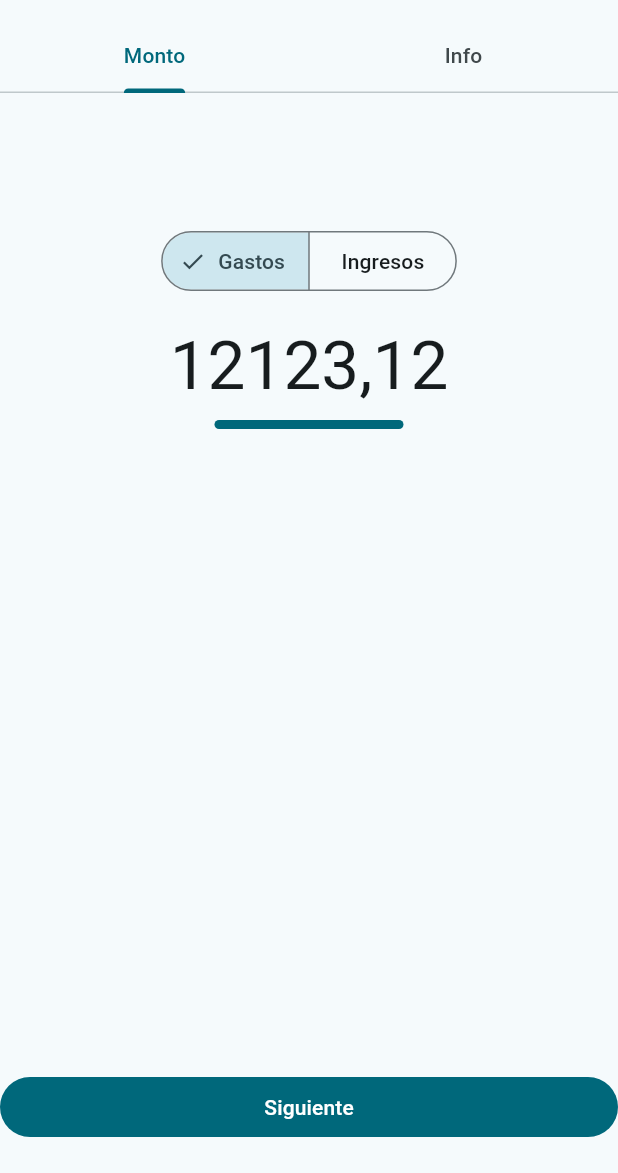
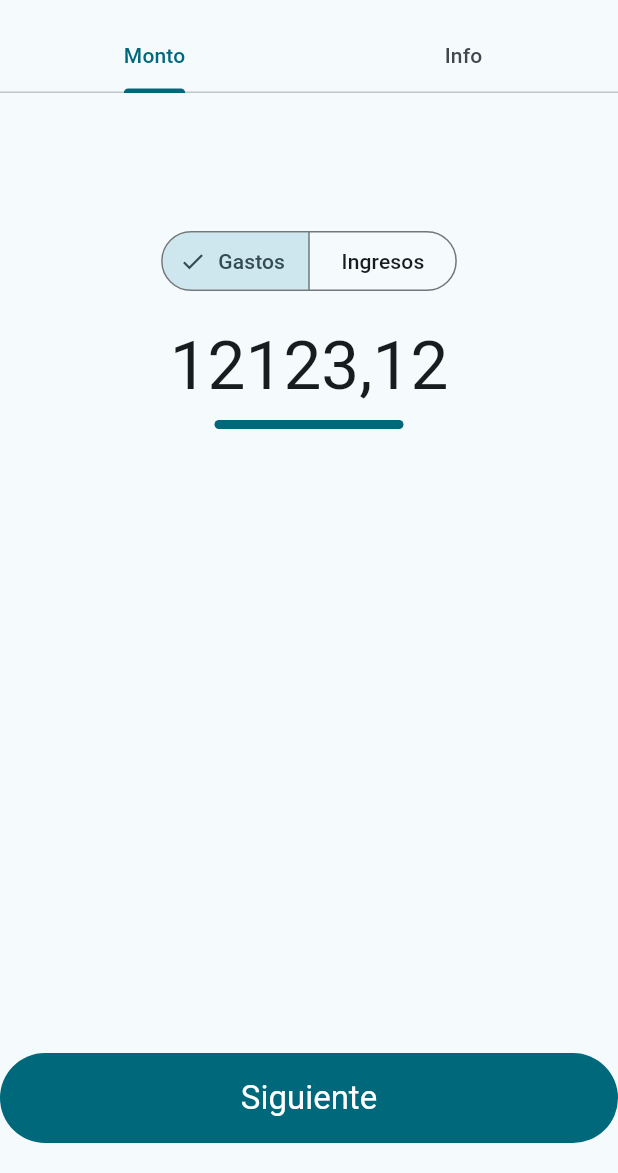
Before and after one commit to jeantivan/flutter-project, a Flutter app: the CreateTransaction screen opened by its route, on a phone screen of 412 x 824 dp, the part 63-1236 px from its top. Run offline on Flutter 3.47's test engine with Material 3 defaults, Android fonts, the phone set to English and light mode, and no system bars; our stand-ins replace timeago.

Commit message:
ADD: Boton de siguiente es mas grande y letra mas grande

```diff
--- a/lib/pages/create_transaction.dart
+++ b/lib/pages/create_transaction.dart
@@ -64,8 +64,14 @@ class _MontoViewState extends State<MontoView> {
         Row(
           children: [
             Expanded(
-                child: FilledButton(
-                    onPressed: () {}, child: const Text("Siguiente"))),
+                child: SizedBox(
+              height: 60,
+              child: FilledButton(
+                  onPressed: () {},
+                  child: Text("Siguiente",
+                      style: theme.textTheme.titleLarge
+                          ?.apply(color: theme.colorScheme.onPrimary))),
+            )),
           ],
         ),
         SizedBox(
```
